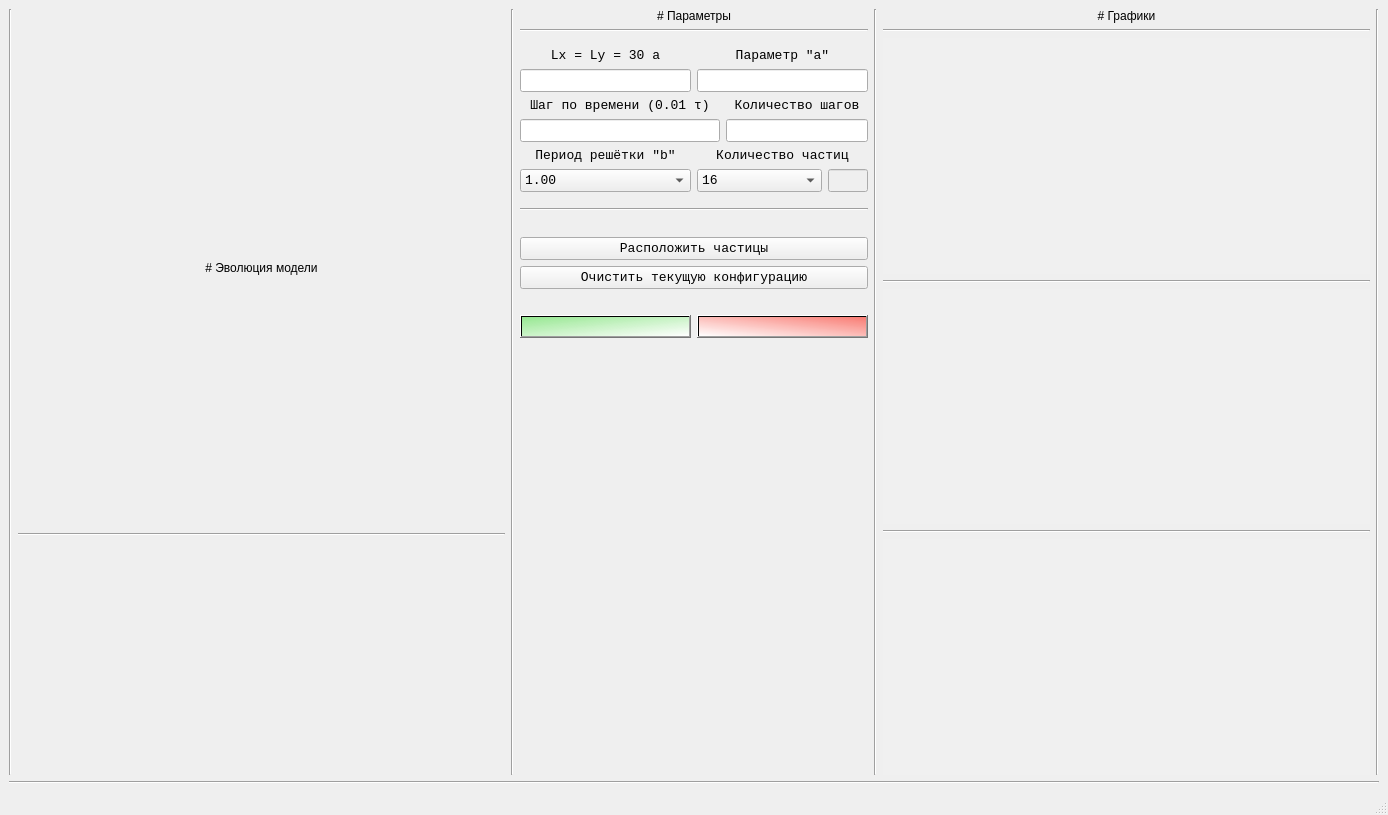
This is resources/main_app.ui in nmikolaychuk/MolecularDynamics as Qt 5 draws it before an edit. The edited form follows.
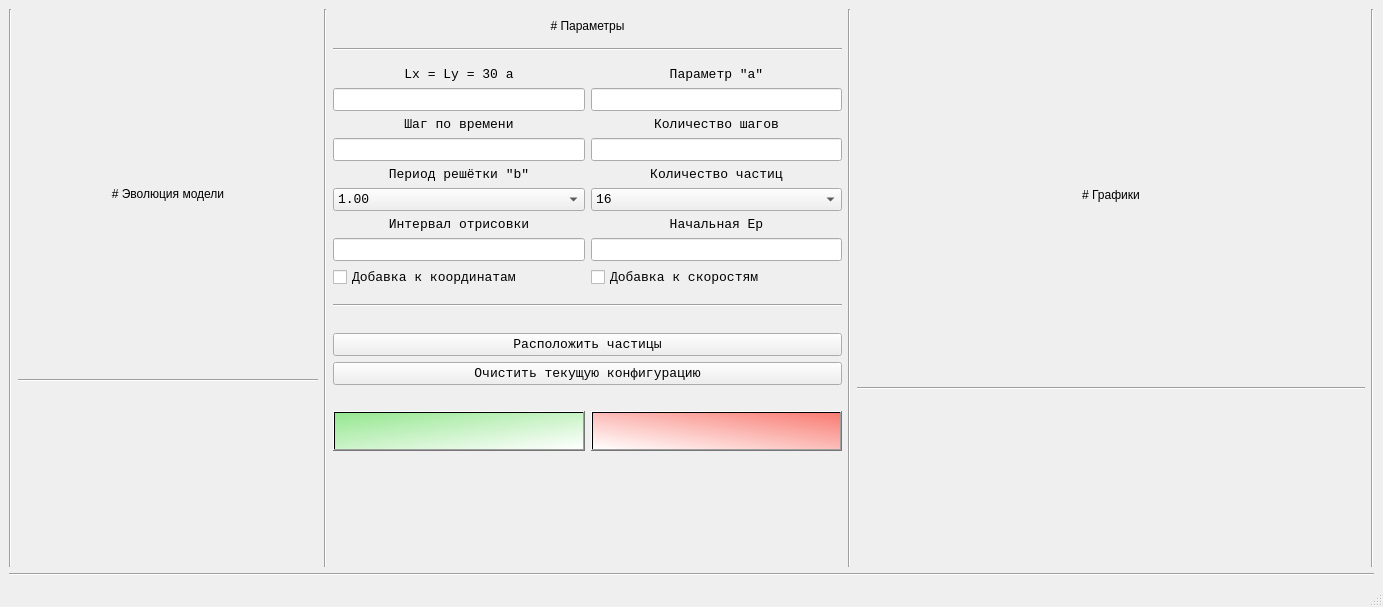
This is the edited form. Icons and pictures are not drawn.

Commit message: Обновлен дизайн интерфейса.

What changed in the file:
```diff
--- a/resources/main_app.ui
+++ b/resources/main_app.ui
@@ -9,18 +9,21 @@
    <rect>
     <x>0</x>
     <y>0</y>
-    <width>1388</width>
-    <height>815</height>
+    <width>1383</width>
+    <height>607</height>
    </rect>
   </property>
   <property name="windowTitle">
    <string>Метод молекулярной динамики : Бета 0.0.1</string>
   </property>
+  <property name="layoutDirection">
+   <enum>Qt::LeftToRight</enum>
+  </property>
   <property name="styleSheet">
    <string notr="true"/>
   </property>
   <widget class="QWidget" name="centralwidget">
-   <layout class="QVBoxLayout" name="verticalLayout_12">
+   <layout class="QVBoxLayout" name="verticalLayout_4">
     <item>
      <layout class="QVBoxLayout" name="verticalLayout_13">
       <item>
@@ -34,14 +37,26 @@
         </item>
         <item>
          <layout class="QVBoxLayout" name="verticalLayout_10">
+          <property name="spacing">
+           <number>0</number>
+          </property>
+          <property name="sizeConstraint">
+           <enum>QLayout::SetMaximumSize</enum>
+          </property>
           <item>
            <widget class="QLabel" name="label_8">
             <property name="sizePolicy">
-             <sizepolicy hsizetype="Expanding" vsizetype="Fixed">
+             <sizepolicy hsizetype="Minimum" vsizetype="Fixed">
               <horstretch>0</horstretch>
               <verstretch>0</verstretch>
              </sizepolicy>
             </property>
+            <property name="minimumSize">
+             <size>
+              <width>0</width>
+              <height>40</height>
+             </size>
+            </property>
             <property name="maximumSize">
              <size>
               <width>16777215</width>
@@ -72,6 +87,22 @@
             </property>
            </widget>
           </item>
+          <item>
+           <spacer name="verticalSpacer_7">
+            <property name="orientation">
+             <enum>Qt::Vertical</enum>
+            </property>
+            <property name="sizeType">
+             <enum>QSizePolicy::Fixed</enum>
+            </property>
+            <property name="sizeHint" stdset="0">
+             <size>
+              <width>20</width>
+              <height>20</height>
+             </size>
+            </property>
+           </spacer>
+          </item>
          </layout>
         </item>
         <item>
@@ -96,6 +127,12 @@
                 <verstretch>0</verstretch>
                </sizepolicy>
               </property>
+              <property name="minimumSize">
+               <size>
+                <width>0</width>
+                <height>33</height>
+               </size>
+              </property>
               <property name="maximumSize">
                <size>
                 <width>16777215</width>
@@ -137,7 +174,7 @@
              </spacer>
             </item>
             <item>
-             <layout class="QHBoxLayout" name="horizontalLayout">
+             <layout class="QHBoxLayout" name="horizontalLayout_2">
               <item>
                <layout class="QVBoxLayout" name="verticalLayout_2">
                 <item>
@@ -192,68 +229,6 @@
                   </property>
                  </widget>
                 </item>
-               </layout>
-              </item>
-              <item>
-               <layout class="QVBoxLayout" name="verticalLayout_3">
-                <item>
-                 <widget class="QLabel" name="label_2">
-                  <property name="maximumSize">
-                   <size>
-                    <width>16777215</width>
-                    <height>20</height>
-                   </size>
-                  </property>
-                  <property name="font">
-                   <font>
-                    <family>Consolas</family>
-                    <pointsize>10</pointsize>
-                   </font>
-                  </property>
-                  <property name="text">
-                   <string>Параметр &quot;a&quot;</string>
-                  </property>
-                  <property name="alignment">
-                   <set>Qt::AlignCenter</set>
-                  </property>
-                 </widget>
-                </item>
-                <item>
-                 <widget class="QLineEdit" name="a_parameter_edit">
-                  <property name="sizePolicy">
-                   <sizepolicy hsizetype="Minimum" vsizetype="Fixed">
-                    <horstretch>0</horstretch>
-                    <verstretch>0</verstretch>
-                   </sizepolicy>
-                  </property>
-                  <property name="maximumSize">
-                   <size>
-                    <width>16777215</width>
-                    <height>30</height>
-                   </size>
-                  </property>
-                  <property name="font">
-                   <font>
-                    <family>Consolas</family>
-                    <pointsize>10</pointsize>
-                   </font>
-                  </property>
-                  <property name="alignment">
-                   <set>Qt::AlignCenter</set>
-                  </property>
-                  <property name="readOnly">
-                   <bool>true</bool>
-                  </property>
-                 </widget>
-                </item>
-               </layout>
-              </item>
-             </layout>
-            </item>
-            <item>
-             <layout class="QHBoxLayout" name="horizontalLayout_2">
-              <item>
-               <layout class="QVBoxLayout" name="verticalLayout_4">
                 <item>
                  <widget class="QLabel" name="label_3">
                   <property name="minimumSize">
@@ -277,7 +252,7 @@
                    </font>
                   </property>
                   <property name="text">
-                   <string>Шаг по времени (0.01 τ)</string>
+                   <string>Шаг по времени</string>
                   </property>
                   <property name="textFormat">
                    <enum>Qt::AutoText</enum>
@@ -318,68 +293,6 @@
                   </property>
                  </widget>
                 </item>
-               </layout>
-              </item>
-              <item>
-               <layout class="QVBoxLayout" name="verticalLayout_5">
-                <item>
-                 <widget class="QLabel" name="label_4">
-                  <property name="maximumSize">
-                   <size>
-                    <width>16777215</width>
-                    <height>20</height>
-                   </size>
-                  </property>
-                  <property name="font">
-                   <font>
-                    <family>Consolas</family>
-                    <pointsize>10</pointsize>
-                   </font>
-                  </property>
-                  <property name="text">
-                   <string>Количество шагов</string>
-                  </property>
-                  <property name="alignment">
-                   <set>Qt::AlignCenter</set>
-                  </property>
-                 </widget>
-                </item>
-                <item>
-                 <widget class="QLineEdit" name="steps_quantity">
-                  <property name="sizePolicy">
-                   <sizepolicy hsizetype="Minimum" vsizetype="Fixed">
-                    <horstretch>0</horstretch>
-                    <verstretch>0</verstretch>
-                   </sizepolicy>
-                  </property>
-                  <property name="maximumSize">
-                   <size>
-                    <width>16777215</width>
-                    <height>30</height>
-                   </size>
-                  </property>
-                  <property name="font">
-                   <font>
-                    <family>Consolas</family>
-                    <pointsize>10</pointsize>
-                   </font>
-                  </property>
-                  <property name="alignment">
-                   <set>Qt::AlignCenter</set>
-                  </property>
-                  <property name="readOnly">
-                   <bool>false</bool>
-                  </property>
-                 </widget>
-                </item>
-               </layout>
-              </item>
-             </layout>
-            </item>
-            <item>
-             <layout class="QHBoxLayout" name="horizontalLayout_3">
-              <item>
-               <layout class="QVBoxLayout" name="verticalLayout_6">
                 <item>
                  <widget class="QLabel" name="label_5">
                   <property name="minimumSize">
@@ -425,6 +338,12 @@
                     <pointsize>10</pointsize>
                    </font>
                   </property>
+                  <property name="toolTipDuration">
+                   <number>-2</number>
+                  </property>
+                  <property name="layoutDirection">
+                   <enum>Qt::LeftToRight</enum>
+                  </property>
                   <property name="currentIndex">
                    <number>5</number>
                   </property>
@@ -588,10 +507,161 @@
                   </item>
                  </widget>
                 </item>
+                <item>
+                 <widget class="QLabel" name="label_10">
+                  <property name="minimumSize">
+                   <size>
+                    <width>140</width>
+                    <height>0</height>
+                   </size>
+                  </property>
+                  <property name="font">
+                   <font>
+                    <family>Consolas</family>
+                    <pointsize>10</pointsize>
+                   </font>
+                  </property>
+                  <property name="text">
+                   <string>Интервал отрисовки</string>
+                  </property>
+                  <property name="alignment">
+                   <set>Qt::AlignCenter</set>
+                  </property>
+                 </widget>
+                </item>
+                <item>
+                 <widget class="QLineEdit" name="graph_interval_edit">
+                  <property name="maximumSize">
+                   <size>
+                    <width>16777215</width>
+                    <height>30</height>
+                   </size>
+                  </property>
+                  <property name="font">
+                   <font>
+                    <family>Consolas</family>
+                    <pointsize>10</pointsize>
+                   </font>
+                  </property>
+                 </widget>
+                </item>
+                <item>
+                 <widget class="QCheckBox" name="rand_coord_check">
+                  <property name="font">
+                   <font>
+                    <family>Consolas</family>
+                    <pointsize>10</pointsize>
+                   </font>
+                  </property>
+                  <property name="text">
+                   <string>Добавка к координатам</string>
+                  </property>
+                 </widget>
+                </item>
                </layout>
               </item>
               <item>
-               <layout class="QVBoxLayout" name="verticalLayout_7">
+               <layout class="QVBoxLayout" name="verticalLayout_3">
+                <item>
+                 <widget class="QLabel" name="label_2">
+                  <property name="maximumSize">
+                   <size>
+                    <width>16777215</width>
+                    <height>20</height>
+                   </size>
+                  </property>
+                  <property name="font">
+                   <font>
+                    <family>Consolas</family>
+                    <pointsize>10</pointsize>
+                   </font>
+                  </property>
+                  <property name="text">
+                   <string>Параметр &quot;a&quot;</string>
+                  </property>
+                  <property name="alignment">
+                   <set>Qt::AlignCenter</set>
+                  </property>
+                 </widget>
+                </item>
+                <item>
+                 <widget class="QLineEdit" name="a_parameter_edit">
+                  <property name="sizePolicy">
+                   <sizepolicy hsizetype="Minimum" vsizetype="Fixed">
+                    <horstretch>0</horstretch>
+                    <verstretch>0</verstretch>
+                   </sizepolicy>
+                  </property>
+                  <property name="maximumSize">
+                   <size>
+                    <width>16777215</width>
+                    <height>30</height>
+                   </size>
+                  </property>
+                  <property name="font">
+                   <font>
+                    <family>Consolas</family>
+                    <pointsize>10</pointsize>
+                   </font>
+                  </property>
+                  <property name="alignment">
+                   <set>Qt::AlignCenter</set>
+                  </property>
+                  <property name="readOnly">
+                   <bool>true</bool>
+                  </property>
+                 </widget>
+                </item>
+                <item>
+                 <widget class="QLabel" name="label_4">
+                  <property name="maximumSize">
+                   <size>
+                    <width>16777215</width>
+                    <height>20</height>
+                   </size>
+                  </property>
+                  <property name="font">
+                   <font>
+                    <family>Consolas</family>
+                    <pointsize>10</pointsize>
+                   </font>
+                  </property>
+                  <property name="text">
+                   <string>Количество шагов</string>
+                  </property>
+                  <property name="alignment">
+                   <set>Qt::AlignCenter</set>
+                  </property>
+                 </widget>
+                </item>
+                <item>
+                 <widget class="QLineEdit" name="steps_quantity">
+                  <property name="sizePolicy">
+                   <sizepolicy hsizetype="Expanding" vsizetype="Fixed">
+                    <horstretch>0</horstretch>
+                    <verstretch>0</verstretch>
+                   </sizepolicy>
+                  </property>
+                  <property name="maximumSize">
+                   <size>
+                    <width>16777215</width>
+                    <height>30</height>
+                   </size>
+                  </property>
+                  <property name="font">
+                   <font>
+                    <family>Consolas</family>
+                    <pointsize>10</pointsize>
+                   </font>
+                  </property>
+                  <property name="alignment">
+                   <set>Qt::AlignCenter</set>
+                  </property>
+                  <property name="readOnly">
+                   <bool>false</bool>
+                  </property>
+                 </widget>
+                </item>
                 <item>
                  <widget class="QLabel" name="label_6">
                   <property name="minimumSize">
@@ -624,8 +694,6 @@
                  </widget>
                 </item>
                 <item>
-                 <layout class="QHBoxLayout" name="horizontalLayout_5">
-                  <item>
                    <widget class="QComboBox" name="count_of_particles_combo">
                     <property name="maximumSize">
                      <size>
@@ -683,19 +751,38 @@
                    </widget>
                   </item>
                   <item>
-                   <widget class="QLineEdit" name="count_of_particles_edit">
-                    <property name="enabled">
-                     <bool>false</bool>
-                    </property>
-                    <property name="sizePolicy">
-                     <sizepolicy hsizetype="Fixed" vsizetype="Fixed">
-                      <horstretch>0</horstretch>
-                      <verstretch>0</verstretch>
-                     </sizepolicy>
-                    </property>
+                 <widget class="QLabel" name="label_11">
+                  <property name="minimumSize">
+                   <size>
+                    <width>140</width>
+                    <height>0</height>
+                   </size>
+                  </property>
+                  <property name="sizeIncrement">
+                   <size>
+                    <width>0</width>
+                    <height>0</height>
+                   </size>
+                  </property>
+                  <property name="font">
+                   <font>
+                    <family>Consolas</family>
+                    <pointsize>10</pointsize>
+                   </font>
+                  </property>
+                  <property name="text">
+                   <string>Начальная Ep</string>
+                  </property>
+                  <property name="alignment">
+                   <set>Qt::AlignCenter</set>
+                  </property>
+                 </widget>
+                </item>
+                <item>
+                 <widget class="QLineEdit" name="start_potential_edit">
                     <property name="maximumSize">
                      <size>
-                      <width>40</width>
+                    <width>16777215</width>
                       <height>30</height>
                      </size>
                     </property>
@@ -705,15 +792,26 @@
                       <pointsize>10</pointsize>
                      </font>
                     </property>
-                    <property name="frame">
+                  <property name="readOnly">
                      <bool>true</bool>
                     </property>
-                    <property name="alignment">
-                     <set>Qt::AlignCenter</set>
-                    </property>
-                   </widget>
-                  </item>
-                 </layout>
+                 </widget>
+                </item>
+                <item>
+                 <widget class="QCheckBox" name="rand_speed_check">
+                  <property name="font">
+                   <font>
+                    <family>Consolas</family>
+                    <pointsize>10</pointsize>
+                   </font>
+                  </property>
+                  <property name="layoutDirection">
+                   <enum>Qt::LeftToRight</enum>
+                  </property>
+                  <property name="text">
+                   <string>Добавка к скоростям</string>
+                  </property>
+                 </widget>
                 </item>
                </layout>
               </item>
@@ -834,6 +932,12 @@
                   <verstretch>0</verstretch>
                  </sizepolicy>
                 </property>
+                <property name="minimumSize">
+                 <size>
+                  <width>0</width>
+                  <height>40</height>
+                 </size>
+                </property>
                 <property name="maximumSize">
                  <size>
                   <width>16777215</width>
@@ -866,6 +970,12 @@
                   <verstretch>0</verstretch>
                  </sizepolicy>
                 </property>
+                <property name="minimumSize">
+                 <size>
+                  <width>0</width>
+                  <height>40</height>
+                 </size>
+                </property>
                 <property name="maximumSize">
                  <size>
                   <width>16777215</width>
@@ -926,6 +1036,12 @@
               <verstretch>0</verstretch>
              </sizepolicy>
             </property>
+            <property name="minimumSize">
+             <size>
+              <width>0</width>
+              <height>33</height>
+             </size>
+            </property>
             <property name="maximumSize">
              <size>
               <width>16777215</width>
@@ -951,79 +1067,20 @@
            </widget>
           </item>
           <item>
-           <layout class="QVBoxLayout" name="verticalLayout">
-            <item>
-             <widget class="QWidget" name="first_graph" native="true">
-              <property name="sizePolicy">
-               <sizepolicy hsizetype="Expanding" vsizetype="Expanding">
-                <horstretch>0</horstretch>
-                <verstretch>0</verstretch>
-               </sizepolicy>
-              </property>
-              <property name="minimumSize">
-               <size>
-                <width>400</width>
-                <height>30</height>
-               </size>
-              </property>
-              <property name="styleSheet">
-               <string notr="true">background-color: rgb(240, 240, 240)</string>
-              </property>
-             </widget>
-            </item>
-            <item>
-             <widget class="Line" name="line_3">
+           <spacer name="verticalSpacer_6">
               <property name="orientation">
-               <enum>Qt::Horizontal</enum>
-              </property>
-             </widget>
-            </item>
-            <item>
-             <widget class="QWidget" name="animation_widget_3" native="true">
-              <property name="sizePolicy">
-               <sizepolicy hsizetype="Expanding" vsizetype="Expanding">
-                <horstretch>0</horstretch>
-                <verstretch>0</verstretch>
-               </sizepolicy>
-              </property>
-              <property name="minimumSize">
+             <enum>Qt::Vertical</enum>
+            </property>
+            <property name="sizeType">
+             <enum>QSizePolicy::Fixed</enum>
+            </property>
+            <property name="sizeHint" stdset="0">
                <size>
-                <width>400</width>
-                <height>30</height>
-               </size>
-              </property>
-              <property name="styleSheet">
-               <string notr="true">background-color: rgb(240, 240, 240)</string>
-              </property>
-             </widget>
-            </item>
-            <item>
-             <widget class="Line" name="line_4">
-              <property name="orientation">
-               <enum>Qt::Horizontal</enum>
-              </property>
-             </widget>
-            </item>
-            <item>
-             <widget class="QWidget" name="animation_widget_4" native="true">
-              <property name="sizePolicy">
-               <sizepolicy hsizetype="Expanding" vsizetype="Expanding">
-                <horstretch>0</horstretch>
-                <verstretch>0</verstretch>
-               </sizepolicy>
-              </property>
-              <property name="minimumSize">
-               <size>
-                <width>400</width>
-                <height>30</height>
-               </size>
-              </property>
-              <property name="styleSheet">
-               <string notr="true">background-color: rgb(240, 240, 240)</string>
-              </property>
-             </widget>
-            </item>
-           </layout>
+              <width>20</width>
+              <height>10</height>
+             </size>
+            </property>
+           </spacer>
           </item>
          </layout>
         </item>
```
Left out of the diff: 2 changed lines with no effect on the pictures. Lines whose indentation alone changed are shown as unchanged.
